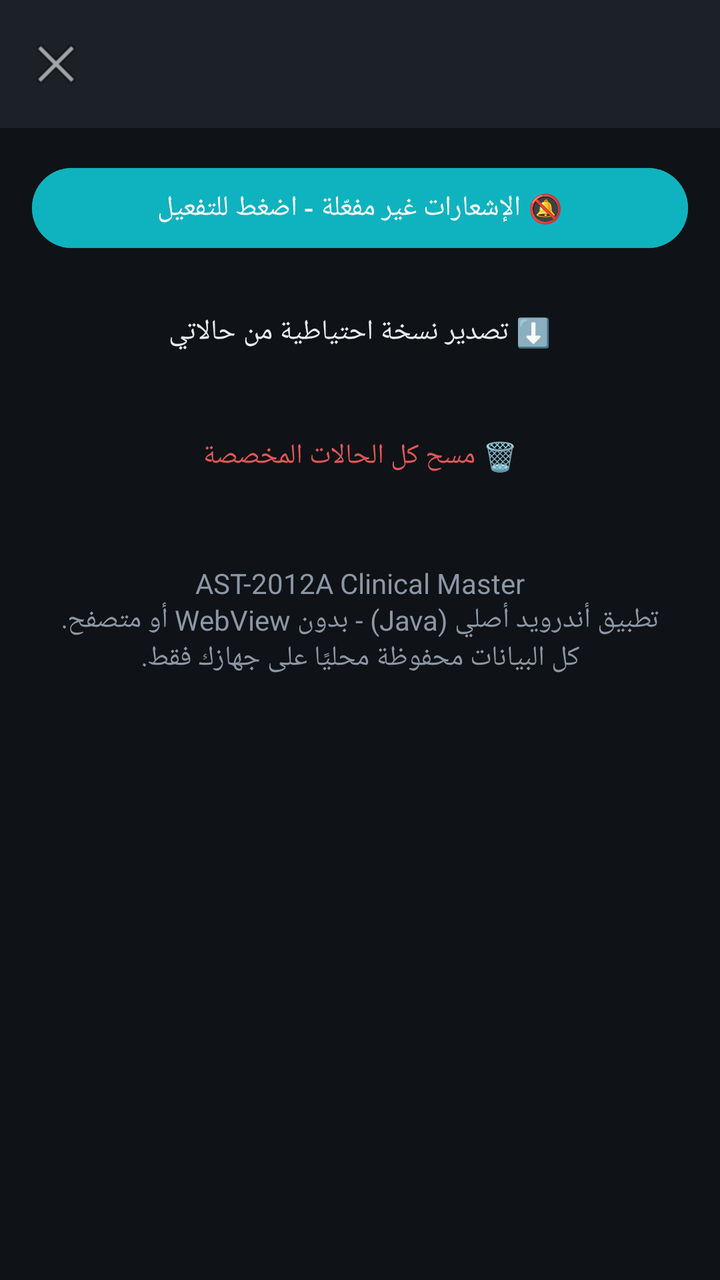
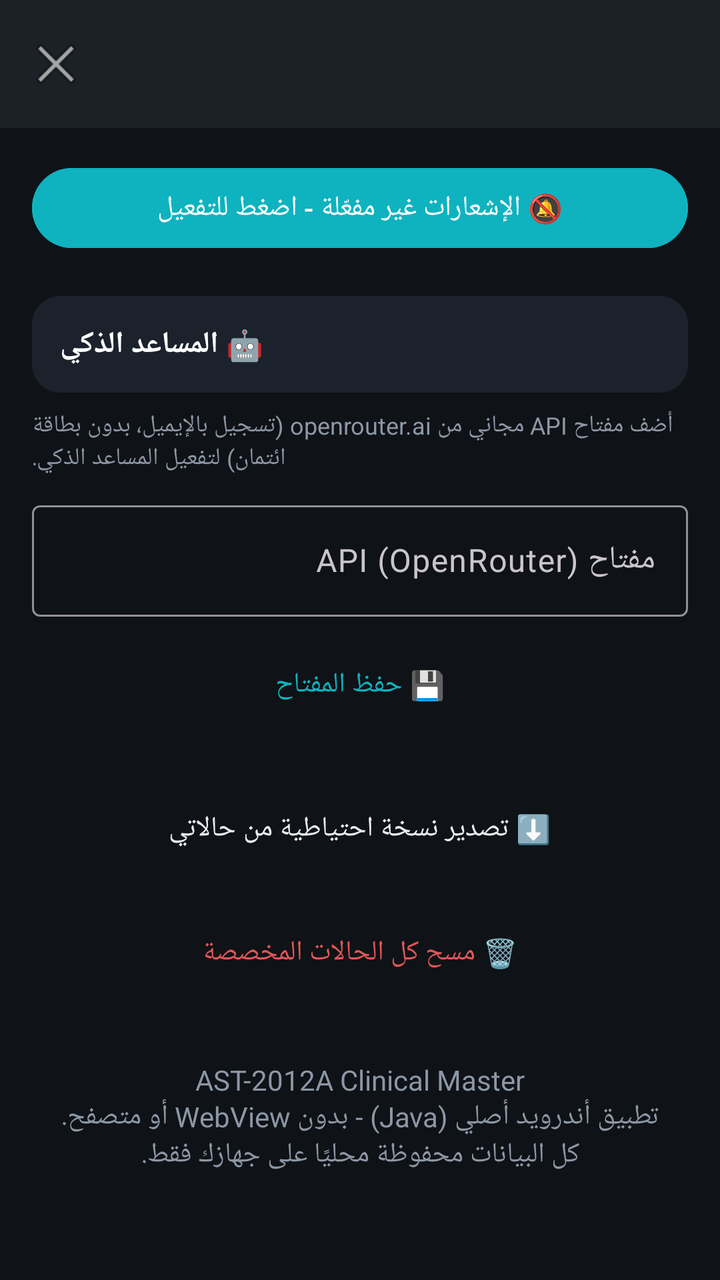

The first picture is an Android layout as it rendered before a commit; the second is the same layout after the commit. The layout source and the unified diff follow.
<!-- AndroidManifest.xml: application theme Theme.ClinicalMaster -->
<!-- res/layout/activity_settings.xml -->
<?xml version="1.0" encoding="utf-8"?>
<LinearLayout xmlns:android="http://schemas.android.com/apk/res/android"
    xmlns:app="http://schemas.android.com/apk/res-auto"
    android:layout_width="match_parent"
    android:layout_height="match_parent"
    android:background="@color/bg_dark"
    android:orientation="vertical">

    <com.google.android.material.appbar.MaterialToolbar
        android:id="@+id/toolbar"
        android:layout_width="match_parent"
        android:layout_height="?attr/actionBarSize"
        android:background="@color/surface_dark"
        android:title="المزيد والإعدادات"
        android:titleTextColor="@color/text_primary"
        app:navigationIcon="@android:drawable/ic_menu_close_clear_cancel" />

    <LinearLayout
        android:layout_width="match_parent"
        android:layout_height="wrap_content"
        android:orientation="vertical"
        android:padding="16dp">

        <Button
            android:id="@+id/btn_notif"
            android:layout_width="match_parent"
            android:layout_height="wrap_content"
            android:layout_marginBottom="14dp"
            android:backgroundTint="@color/primary_cyan"
            android:text="🔕 الإشعارات غير مفعّلة - اضغط للتفعيل" />

        <Button
            android:id="@+id/btn_export"
            style="@style/Widget.Material3.Button.TextButton"
            android:layout_width="match_parent"
            android:layout_height="wrap_content"
            android:layout_marginBottom="14dp"
            android:text="⬇️ تصدير نسخة احتياطية من حالاتي"
            android:textColor="@color/text_primary" />

        <Button
            android:id="@+id/btn_clear_all"
            style="@style/Widget.Material3.Button.TextButton"
            android:layout_width="match_parent"
            android:layout_height="wrap_content"
            android:layout_marginBottom="14dp"
            android:text="🗑️ مسح كل الحالات المخصصة"
            android:textColor="@color/accent_red" />

        <TextView
            android:layout_width="match_parent"
            android:layout_height="wrap_content"
            android:layout_marginTop="16dp"
            android:gravity="center"
            android:text="AST-2012A Clinical Master\nتطبيق أندرويد أصلي (Java) - بدون WebView أو متصفح.\nكل البيانات محفوظة محليًا على جهازك فقط."
            android:textColor="@color/text_secondary" />
    </LinearLayout>
</LinearLayout>
<!-- resources referenced by this layout -->
<resources>
  <color name="accent_red">#E05757</color>
  <color name="bg_dark">#0F1216</color>
  <color name="primary_cyan">#0EB3BF</color>
  <color name="surface_dark">#1C2128</color>
  <color name="text_primary">#EAEDF0</color>
  <color name="text_secondary">#8C97A6</color>
  <style name="Theme.ClinicalMaster" parent="Theme.Material3.Dark.NoActionBar">
          <item name="colorPrimary">@color/primary_cyan</item>
          <item name="colorPrimaryVariant">@color/primary_cyan_dark</item>
          <item name="colorOnPrimary">@color/white</item>
          <item name="colorSecondary">@color/primary_cyan</item>
          <item name="android:colorBackground">@color/bg_dark</item>
          <item name="colorSurface">@color/surface_dark</item>
          <item name="android:statusBarColor">@color/bg_dark</item>
          <item name="android:windowLightStatusBar" tools:targetApi="m">false</item>
      </style>
  <color name="primary_cyan_dark">#0A8A94</color>
  <color name="white">#FFFFFF</color>
</resources>

<!-- the commit's change to res/layout/activity_settings.xml (unified diff, before → after) -->
@@ -15,44 +15,97 @@
         android:titleTextColor="@color/text_primary"
         app:navigationIcon="@android:drawable/ic_menu_close_clear_cancel" />
 
-    <LinearLayout
+    <ScrollView
         android:layout_width="match_parent"
-        android:layout_height="wrap_content"
-        android:orientation="vertical"
-        android:padding="16dp">
+        android:layout_height="match_parent">
 
-        <Button
-            android:id="@+id/btn_notif"
+        <LinearLayout
             android:layout_width="match_parent"
             android:layout_height="wrap_content"
-            android:layout_marginBottom="14dp"
-            android:backgroundTint="@color/primary_cyan"
-            android:text="🔕 الإشعارات غير مفعّلة - اضغط للتفعيل" />
+            android:orientation="vertical"
+            android:padding="16dp">
 
-        <Button
-            android:id="@+id/btn_export"
-            style="@style/Widget.Material3.Button.TextButton"
-            android:layout_width="match_parent"
-            android:layout_height="wrap_content"
-            android:layout_marginBottom="14dp"
-            android:text="⬇️ تصدير نسخة احتياطية من حالاتي"
-            android:textColor="@color/text_primary" />
+            <Button
+                android:id="@+id/btn_notif"
+                android:layout_width="match_parent"
+                android:layout_height="wrap_content"
+                android:layout_marginBottom="20dp"
+                android:backgroundTint="@color/primary_cyan"
+                android:text="🔕 الإشعارات غير مفعّلة - اضغط للتفعيل" />
 
-        <Button
-            android:id="@+id/btn_clear_all"
-            style="@style/Widget.Material3.Button.TextButton"
-            android:layout_width="match_parent"
-            android:layout_height="wrap_content"
-            android:layout_marginBottom="14dp"
-            android:text="🗑️ مسح كل الحالات المخصصة"
-            android:textColor="@color/accent_red" />
+            <TextView
+                android:layout_width="match_parent"
+                android:layout_height="wrap_content"
+                android:layout_marginBottom="8dp"
+                android:background="@drawable/bg_card"
+                android:gravity="end"
+                android:padding="14dp"
+                android:text="🤖 المساعد الذكي"
+                android:textColor="@color/white"
+                android:textDirection="rtl"
+                android:textSize="15sp"
+                android:textStyle="bold" />
 
-        <TextView
-            android:layout_width="match_parent"
-            android:layout_height="wrap_content"
-            android:layout_marginTop="16dp"
-            android:gravity="center"
-            android:text="AST-2012A Clinical Master\nتطبيق أندرويد أصلي (Java) - بدون WebView أو متصفح.\nكل البيانات محفوظة محليًا على جهازك فقط."
-            android:textColor="@color/text_secondary" />
-    </LinearLayout>
+            <TextView
+                android:layout_width="match_parent"
+                android:layout_height="wrap_content"
+                android:layout_marginBottom="10dp"
+                android:gravity="end"
+                android:text="أضف مفتاح API مجاني من openrouter.ai (تسجيل بالإيميل، بدون بطاقة ائتمان) لتفعيل المساعد الذكي."
+                android:textColor="@color/text_secondary"
+                android:textDirection="rtl"
+                android:textSize="12sp" />
+
+            <com.google.android.material.textfield.TextInputLayout
+                style="@style/Widget.Material3.TextInputLayout.OutlinedBox"
+                android:layout_width="match_parent"
+                android:layout_height="wrap_content"
+                android:layout_marginBottom="10dp"
+                android:hint="مفتاح API (OpenRouter)"
+                app:endIconMode="clear_text">
+
+                <com.google.android.material.textfield.TextInputEditText
+                    android:id="@+id/ai_key_field"
+                    android:layout_width="match_parent"
+                    android:layout_height="wrap_content"
+                    android:inputType="textPassword"
+                    android:textDirection="ltr" />
+            </com.google.android.material.textfield.TextInputLayout>
+
+            <Button
+                android:id="@+id/btn_save_key"
+                style="@style/Widget.Material3.Button.TextButton"
+                android:layout_width="match_parent"
+                android:layout_height="wrap_content"
+                android:layout_marginBottom="24dp"
+                android:text="💾 حفظ المفتاح"
+                android:textColor="@color/primary_cyan" />
+
+            <Button
+                android:id="@+id/btn_export"
+                style="@style/Widget.Material3.Button.TextButton"
+                android:layout_width="match_parent"
+                android:layout_height="wrap_content"
+                android:layout_marginBottom="14dp"
+                android:text="⬇️ تصدير نسخة احتياطية من حالاتي"
+                android:textColor="@color/text_primary" />
+
+            <Button
+                android:id="@+id/btn_clear_all"
+                style="@style/Widget.Material3.Button.TextButton"
+                android:layout_width="match_parent"
+                android:layout_height="wrap_content"
+                android:layout_marginBottom="14dp"
+                android:text="🗑️ مسح كل الحالات المخصصة"
+                android:textColor="@color/accent_red" />
+
+            <TextView
+                android:layout_width="match_parent"
+                android:layout_height="wrap_content"
+                android:layout_marginTop="16dp"
+                android:gravity="center"
+                android:text="AST-2012A Clinical Master\nتطبيق أندرويد أصلي (Java) - بدون WebView أو متصفح.\nكل البيانات محفوظة محليًا على جهازك فقط."
+                android:textColor="@color/text_secondary" />
+        </LinearLayout>
+    </ScrollView>
 </LinearLayout>
<!-- resource entries referenced after the edit -->
@@ -16,7 +16,14 @@
           <item name="android:statusBarColor">@color/bg_dark</item>
           <item name="android:windowLightStatusBar" tools:targetApi="m">false</item>
       </style>
+  <color name="card_dark">#1B222C</color>
   <color name="primary_cyan_dark">#0A8A94</color>
   <color name="white">#FFFFFF</color>
+  <!-- drawable bg_card (drawable) -->
+  <?xml version="1.0" encoding="utf-8"?>
+  <shape xmlns:android="http://schemas.android.com/apk/res/android">
+      <solid android:color="@color/card_dark" />
+      <corners android:radius="14dp" />
+  </shape>
 </resources>
 
